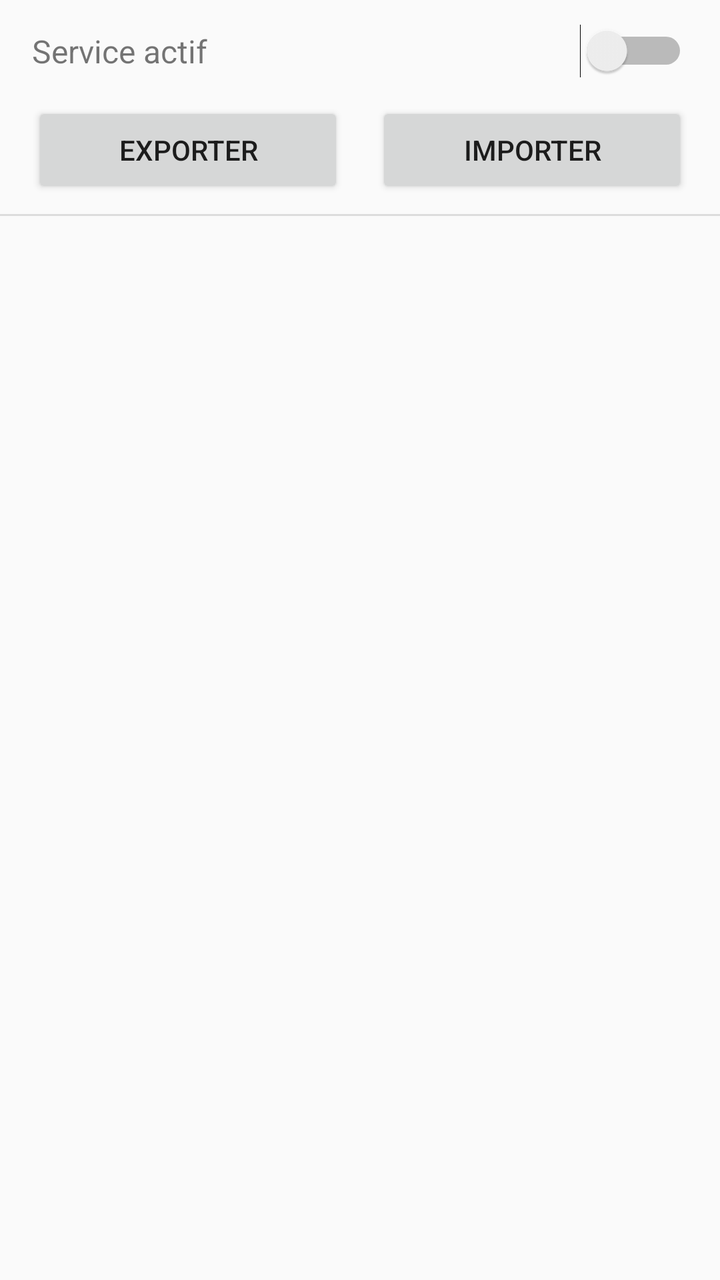
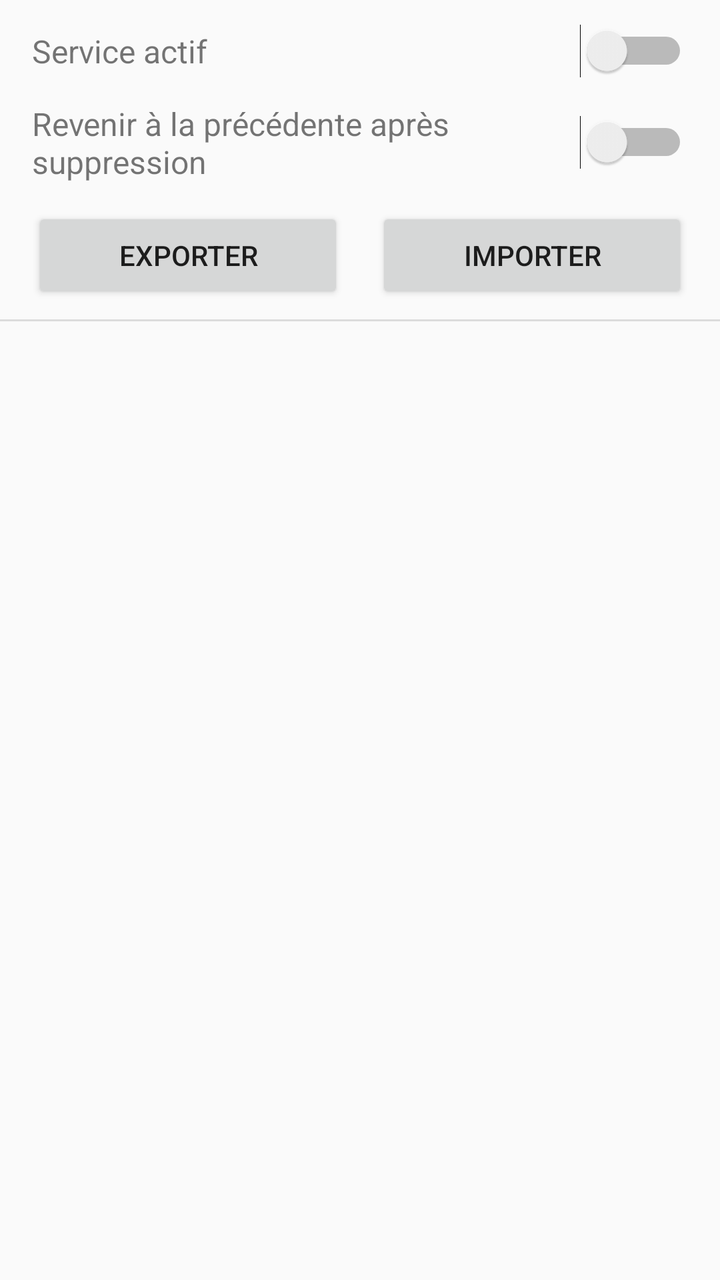

The first picture is an Android layout as it rendered before a commit; the second is the same layout after the commit. The layout source and the unified diff follow.
<!-- AndroidManifest.xml: application theme Theme.NowBarMirror -->
<!-- res/layout/activity_app_selection.xml -->
<?xml version="1.0" encoding="utf-8"?>
<LinearLayout xmlns:android="http://schemas.android.com/apk/res/android"
    android:id="@+id/root"
    android:layout_width="match_parent"
    android:layout_height="match_parent"
    android:orientation="vertical">

    <LinearLayout
        android:layout_width="match_parent"
        android:layout_height="wrap_content"
        android:orientation="horizontal"
        android:gravity="center_vertical"
        android:paddingHorizontal="16dp"
        android:paddingVertical="12dp">

        <TextView
            android:layout_width="0dp"
            android:layout_height="wrap_content"
            android:layout_weight="1"
            android:text="@string/service_enabled_label"
            android:textSize="16sp" />

        <Switch
            android:id="@+id/service_enabled_switch"
            android:layout_width="wrap_content"
            android:layout_height="wrap_content" />

    </LinearLayout>

    <LinearLayout
        android:layout_width="match_parent"
        android:layout_height="wrap_content"
        android:orientation="horizontal"
        android:paddingHorizontal="16dp"
        android:paddingBottom="8dp">

        <Button
            android:id="@+id/export_button"
            android:layout_width="0dp"
            android:layout_height="wrap_content"
            android:layout_weight="1"
            android:layout_marginEnd="8dp"
            android:text="@string/export_settings" />

        <Button
            android:id="@+id/import_button"
            android:layout_width="0dp"
            android:layout_height="wrap_content"
            android:layout_weight="1"
            android:layout_marginStart="8dp"
            android:text="@string/import_settings" />

    </LinearLayout>

    <View
        android:layout_width="match_parent"
        android:layout_height="1dp"
        android:background="?android:attr/listDivider" />

    <androidx.recyclerview.widget.RecyclerView
        android:id="@+id/app_list"
        android:layout_width="match_parent"
        android:layout_height="0dp"
        android:layout_weight="1"
        android:clipToPadding="false"
        android:paddingVertical="8dp" />

</LinearLayout>
<!-- resources referenced by this layout -->
<resources>
  <string name="export_settings">Exporter</string>
  <string name="import_settings">Importer</string>
  <string name="service_enabled_label">Service actif</string>
  <style name="Theme.NowBarMirror" parent="Theme.AppCompat.DayNight.NoActionBar" />
</resources>

<!-- the commit's change to res/layout/activity_app_selection.xml (unified diff, before → after) -->
@@ -22,6 +22,28 @@
 
         <Switch
             android:id="@+id/service_enabled_switch"
+            android:layout_width="wrap_content"
+            android:layout_height="wrap_content" />
+
+    </LinearLayout>
+
+    <LinearLayout
+        android:layout_width="match_parent"
+        android:layout_height="wrap_content"
+        android:orientation="horizontal"
+        android:gravity="center_vertical"
+        android:paddingHorizontal="16dp"
+        android:paddingBottom="12dp">
+
+        <TextView
+            android:layout_width="0dp"
+            android:layout_height="wrap_content"
+            android:layout_weight="1"
+            android:text="@string/latest_mode_fallback_label"
+            android:textSize="16sp" />
+
+        <Switch
+            android:id="@+id/latest_mode_fallback_switch"
             android:layout_width="wrap_content"
             android:layout_height="wrap_content" />
 
<!-- resource entries referenced after the edit -->
@@ -2,6 +2,7 @@
 <resources>
   <string name="export_settings">Exporter</string>
   <string name="import_settings">Importer</string>
+  <string name="latest_mode_fallback_label">Revenir à la précédente après suppression</string>
   <string name="service_enabled_label">Service actif</string>
   <style name="Theme.NowBarMirror" parent="Theme.AppCompat.DayNight.NoActionBar" />
 </resources>
